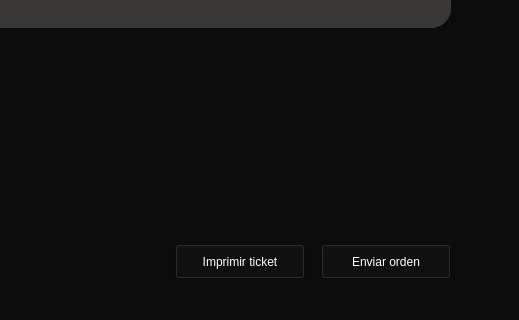
Before: the Qt Designer form Restaurante/Mesero/principal_mesero.ui in camvaz/restaurante-ihc, drawn with Qt 5; both pictures show x 381 to 900 and y 280 to 600 of the 900 by 600 pixel window.
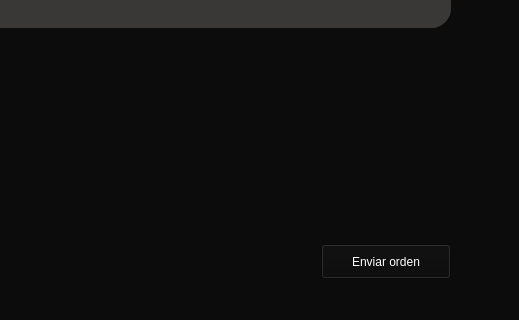
After: the same form once the commit is applied. The open tabs and pages were chosen to show the change.

Patch:
```diff
--- a/Restaurante/Mesero/principal_mesero.ui
+++ b/Restaurante/Mesero/principal_mesero.ui
@@ -4255,28 +4255,6 @@
           </property>
          </spacer>
         </item>
-        <item>
-         <widget class="QPushButton" name="ticket">
-          <property name="minimumSize">
-           <size>
-            <width>130</width>
-            <height>35</height>
-           </size>
-          </property>
-          <property name="maximumSize">
-           <size>
-            <width>130</width>
-            <height>35</height>
-           </size>
-          </property>
-          <property name="styleSheet">
-           <string notr="true">color: rgb(255, 255, 255);</string>
-          </property>
-          <property name="text">
-           <string>Imprimir ticket</string>
-          </property>
-         </widget>
-        </item>
         <item>
          <spacer name="horizontalSpacer_5">
           <property name="orientation">
```
Left out of the diff: 44 changed lines with no effect on the pictures.
